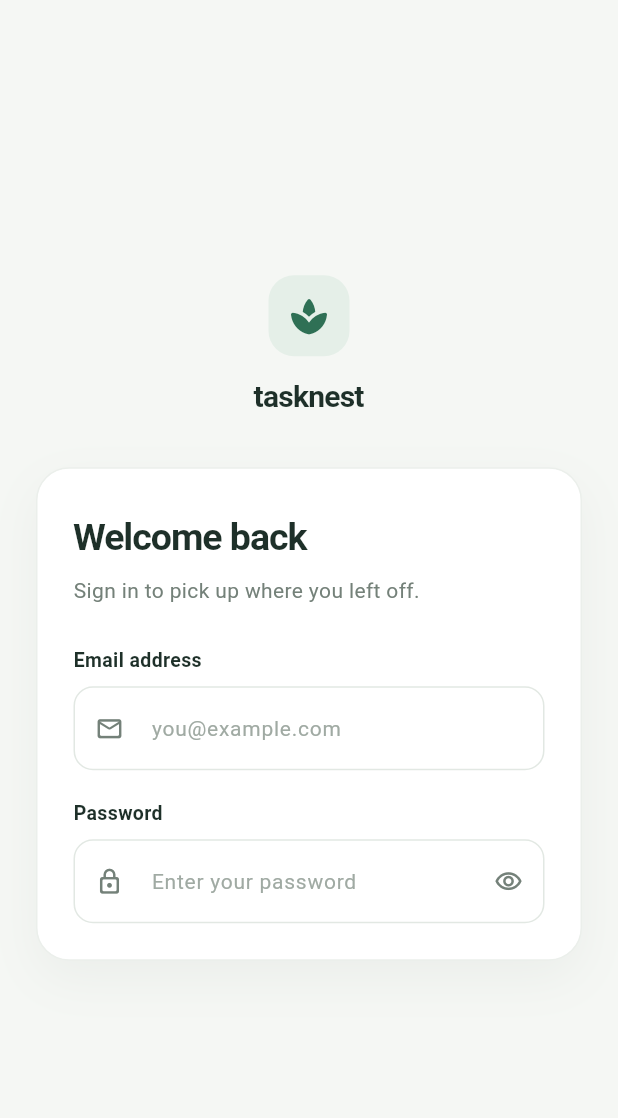
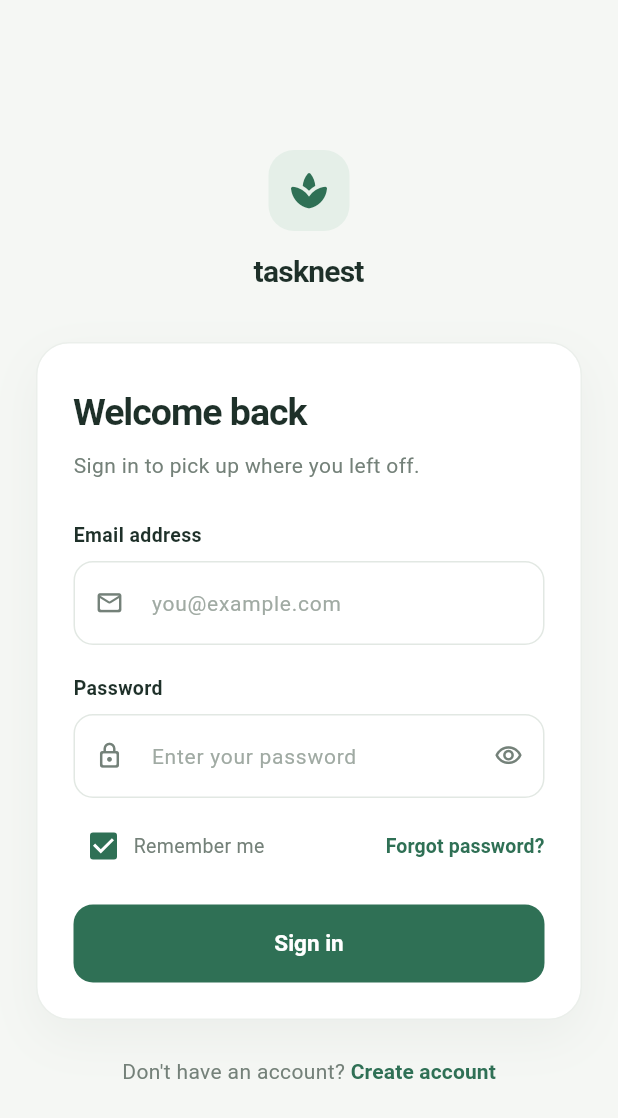
Before and after one commit to omenvc/tasknest, a Flutter app: the screen it shows after launch, on a phone screen of 412 x 824 dp. Shown: the top 1118 px of the screen. Run offline on Flutter 3.47's test engine with Material 3 defaults, Android fonts, the phone set to English and light mode, and no system bars; our stand-ins replace material_ui.

Commit message:
Add remember me, forgot password, and sign-in actions
Wire up the remaining login interactions: a remember-me checkbox,
a forgot-password link, a sign-in button that validates the form,
and a create-account link — each surfacing a placeholder snackbar
until the corresponding backend flows exist.

```diff
--- a/lib/main.dart
+++ b/lib/main.dart
@@ -43,12 +43,26 @@ class _LoginPageState extends State<LoginPage> {
   final _emailController = TextEditingController();
   final _passwordController = TextEditingController();
   bool _obscurePassword = true;
+  bool _rememberMe = true;
 
   @override
   void dispose() {
     _emailController.dispose();
     _passwordController.dispose();
     super.dispose();
+  }
+
+  void _showNotice(String message) {
+    ScaffoldMessenger.of(context)
+      ..hideCurrentSnackBar()
+      ..showSnackBar(SnackBar(content: Text(message)));
+  }
+
+  void _signIn() {
+    FocusScope.of(context).unfocus();
+    if (_formKey.currentState!.validate()) {
+      _showNotice('Sign-in is not connected yet.');
+    }
   }
 
   InputDecoration _inputDecoration({
@@ -191,6 +205,7 @@ class _LoginPageState extends State<LoginPage> {
                             obscureText: _obscurePassword,
                             textInputAction: TextInputAction.done,
                             autofillHints: const [AutofillHints.password],
+                            onFieldSubmitted: (_) => _signIn(),
                             decoration: _inputDecoration(
                               hint: 'Enter your password',
                               icon: Icons.lock_outline_rounded,
@@ -217,9 +232,107 @@ class _LoginPageState extends State<LoginPage> {
                               return null;
                             },
                           ),
+                          const SizedBox(height: 12),
+                          Wrap(
+                            alignment: WrapAlignment.spaceBetween,
+                            crossAxisAlignment: WrapCrossAlignment.center,
+                            runSpacing: 4,
+                            children: [
+                              Row(
+                                mainAxisSize: MainAxisSize.min,
+                                children: [
+                                  Checkbox(
+                                    value: _rememberMe,
+                                    activeColor: _green,
+                                    side: const BorderSide(
+                                      color: Color(0xFFB7C2BA),
+                                    ),
+                                    visualDensity: VisualDensity.compact,
+                                    onChanged: (value) => setState(
+                                      () => _rememberMe = value ?? false,
+                                    ),
+                                  ),
+                                  const Text(
+                                    'Remember me',
+                                    style: TextStyle(
+                                      color: _muted,
+                                      fontSize: 13,
+                                    ),
+                                  ),
+                                ],
+                              ),
+                              TextButton(
+                                onPressed: () => _showNotice(
+                                  'Password reset is not connected yet.',
+                                ),
+                                style: TextButton.styleFrom(
+                                  padding: EdgeInsets.zero,
+                                  minimumSize: Size.zero,
+                                  tapTargetSize:
+                                      MaterialTapTargetSize.shrinkWrap,
+                                ),
+                                child: const Text(
+                                  'Forgot password?',
+                                  style: TextStyle(
+                                    color: _green,
+                                    fontSize: 13,
+                                    fontWeight: FontWeight.w600,
+                                  ),
+                                ),
+                              ),
+                            ],
+                          ),
+                          const SizedBox(height: 19),
+                          SizedBox(
+                            height: 52,
+                            child: FilledButton(
+                              onPressed: _signIn,
+                              style: FilledButton.styleFrom(
+                                backgroundColor: _green,
+                                foregroundColor: Colors.white,
+                                shape: RoundedRectangleBorder(
+                                  borderRadius: BorderRadius.circular(13),
+                                ),
+                                textStyle: const TextStyle(
+                                  fontSize: 15,
+                                  fontWeight: FontWeight.w600,
+                                ),
+                              ),
+                              child: const Text('Sign in'),
+                            ),
+                          ),
                         ],
                       ),
                     ),
+                  ),
+                  const SizedBox(height: 24),
+                  Wrap(
+                    alignment: WrapAlignment.center,
+                    crossAxisAlignment: WrapCrossAlignment.center,
+                    children: [
+                      const Text(
+                        "Don't have an account? ",
+                        style: TextStyle(color: _muted, fontSize: 14),
+                      ),
+                      TextButton(
+                        onPressed: () => _showNotice(
+                          'Account creation is not connected yet.',
+                        ),
+                        style: TextButton.styleFrom(
+                          padding: EdgeInsets.zero,
+                          minimumSize: Size.zero,
+                          tapTargetSize: MaterialTapTargetSize.shrinkWrap,
+                        ),
+                        child: const Text(
+                          'Create account',
+                          style: TextStyle(
+                            color: _green,
+                            fontSize: 14,
+                            fontWeight: FontWeight.w600,
+                          ),
+                        ),
+                      ),
+                    ],
                   ),
                 ],
               ),
```
